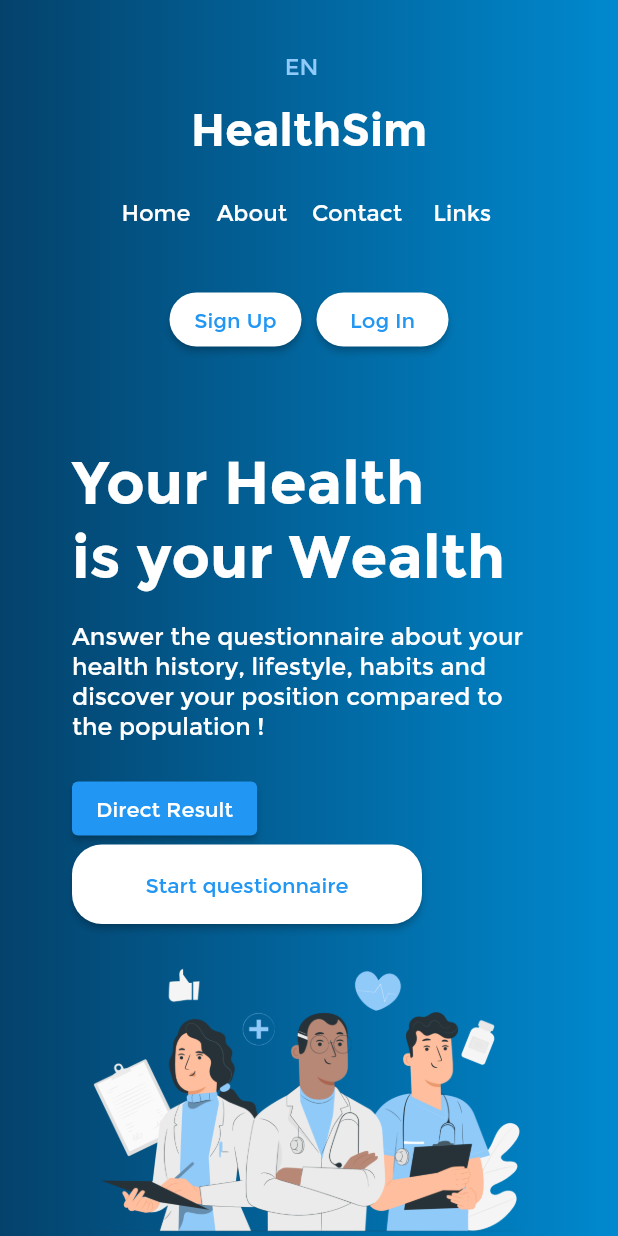
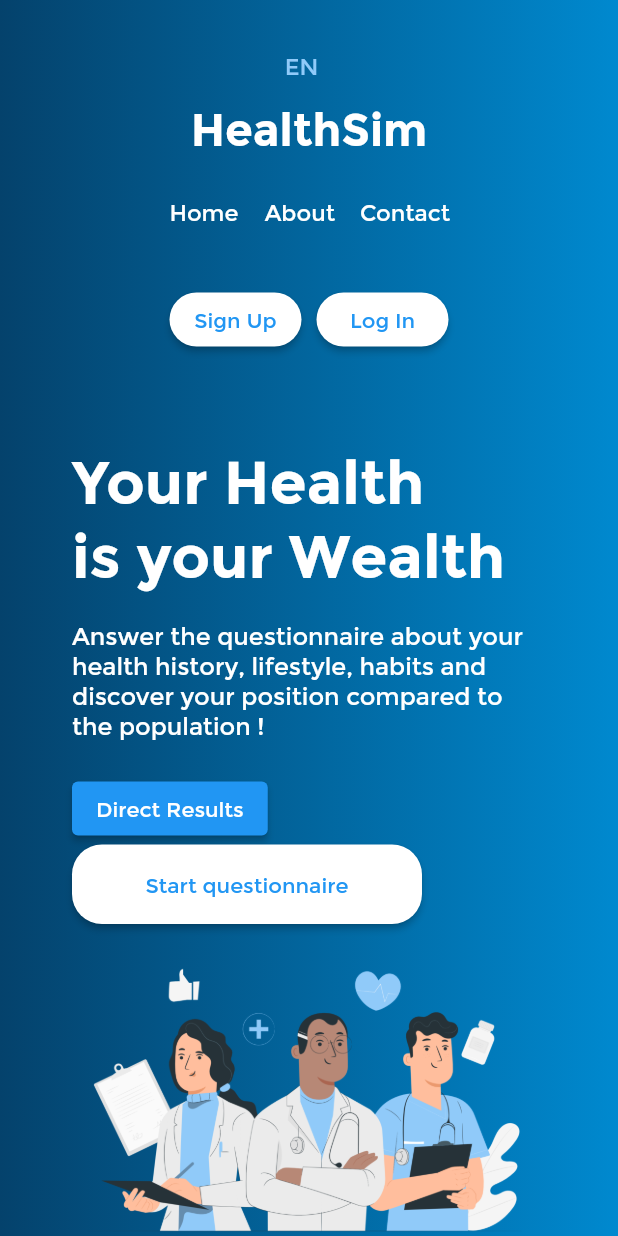
Before and after one commit to ndevanthery/HealthSim, a Flutter app: the screen it shows after launch, after a tap on "Home", on a phone screen of 412 x 824 dp. Run offline on Flutter 3.47's test engine with Material 2 defaults, Android fonts, the phone set to English and light mode, and no system bars; our stand-ins replace cloud_firestore, csv, firebase_auth, firebase_core, firebase_messaging, flutter_bloc and 5 more; missing offline and left inert: survey_kit; accounts and stored records are empty; generated files the repository leaves out were written again; project files that could hold a hidden picture were left out.

Commit message:
Change in the text, translations, hard text

```diff
--- a/lib/bottomLandingPage.dart
+++ b/lib/bottomLandingPage.dart
@@ -29,11 +29,13 @@ class BottomColumns extends StatelessWidget {
                     ),
                   ],
                 ),
-                const Padding(
-                  padding: EdgeInsets.symmetric(vertical: 20.0),
+                Padding(
+                  padding: const EdgeInsets.symmetric(vertical: 20.0),
                   child: Text(
-                    "Describe what this feature does, and how it benefits your users.",
-                    style: TextStyle(fontSize: 10.0, color: Colors.white),
+                    AppLocalizations.of(context)
+                            ?.remplirquestionnairedescription ??
+                        '',
+                    style: const TextStyle(fontSize: 10.0, color: Colors.white),
                   ),
                 ),
               ]),
@@ -59,11 +61,11 @@ class BottomColumns extends StatelessWidget {
                     ),
                   ],
                 ),
-                const Padding(
-                  padding: EdgeInsets.symmetric(vertical: 20.0),
+                Padding(
+                  padding: const EdgeInsets.symmetric(vertical: 20.0),
                   child: Text(
-                    "Describe what this feature does, and how it benefits your users.",
-                    style: TextStyle(fontSize: 10.0, color: Colors.white),
+                    AppLocalizations.of(context)?.comparetoidescription ?? '',
+                    style: const TextStyle(fontSize: 10.0, color: Colors.white),
                   ),
                 ),
               ]),
@@ -90,11 +92,12 @@ class BottomColumns extends StatelessWidget {
                     ),
                   ],
                 ),
-                const Padding(
-                  padding: EdgeInsets.symmetric(vertical: 20.0),
+                Padding(
+                  padding: const EdgeInsets.symmetric(vertical: 20.0),
                   child: Text(
-                    "Describe what this feature does, and how it benefits your users.",
-                    style: TextStyle(fontSize: 10.0, color: Colors.white),
+                    AppLocalizations.of(context)?.simuleresultatsdescription ??
+                        '',
+                    style: const TextStyle(fontSize: 10.0, color: Colors.white),
                   ),
                 ),
               ]),
--- a/lib/l10n/app_en.arb
+++ b/lib/l10n/app_en.arb
@@ -36,12 +36,12 @@
     "answerpositive": "Yes",
     "answernegative": "No",
     "questionnairehighsysttitle": "Are you known to have high blood pressure?",
-    "questionnairesysttitle": "What is your blood pressure between 80 and 200 mmHg?",
+    "questionnairesysttitle": "What is your blood pressure between 80 and 200 mmHg? \nPress 'Next' if you don't know",
     "questionnairesysthint": "Enter your blood pressure",
     "questionnairehighcholtitle": "Are you known to have high cholesterol?",
-    "questionnairecholtitle": "What is your cholesterol level between 2.5 and 8 mmol/l?",
+    "questionnairecholtitle": "What is your cholesterol level between 2.5 and 8 mmol/l? \nPress 'Next' if you don't know",
     "questionnairecholhint": "Enter your cholesterol level",
-    "questionnairehdltitle": "What is your HDL level between 0.6 and 2.5 mmol/l?",
+    "questionnairehdltitle": "What is your HDL level between 0.6 and 2.5 mmol/l? \nPress 'Next' if you don't know",
     "questionnairehdlhint": "Enter your HDL level",
     "questionnairediabtitle": "Are you diabetic?",
     "questionnaireinftitle": "Have you ever had a heart attack?",
@@ -55,8 +55,8 @@
     "questionnairelastparttext": "Here is the last part",
     "questionnairelastparttextbutton": "Let's go !",
     "questionnairesmoketitle": "Have you ever smoked regularly once in your life?",
-    "questionnairealimtitle": "What are your eating habits?",
-    "questionnairealimtext": "0 = bad\n1 = small\n2 = some\n3 = good",
+    "questionnairealimtitle": "What are your dietary habits? (Fruits, vegetables, olive oil, nuts, fatty fish, little meat, cream, or processed meat)",
+    "questionnairealimtext": "0 = Never\n1 = Partially, occasionally\n2 = Partially, frequently\n3 = Totally, most of the time",
     "questionnairealimminvalue": "Bad",
     "questionnairealimmaxvalue": "Good",
     "questionnairesporttitle": "What are your sports habits?",
@@ -104,7 +104,7 @@
     "cancer": "CANCER",
     "resultsimulationinfo": "Simulators to the right: more favorable behavior",
     "resultsimulationweight": "Weight",
-    "resultprintbutton": "Print",
+    "resultprintbutton": "Print results",
     "answeralim0": "Never",
     "answeralim1": "Occasionally",
     "answeralim2": "Frequently",
@@ -129,10 +129,15 @@
     "questionnairesysterror" : "Enter a value between 80 and 200 !",
     "questionnairecholerror": "Enter a value between 2.5 and 8 mmol/l !",
     "questionnairehdlerror": "Enter a value between 0.6 and 2.5!",
-    "links":"links",
+    "links":"End the test",
     "printtimesmore" : " times more than the average population",
     "printtimesless": " times less than the average population",
-    "printtimesequal": "the same as the average population"
+    "printtimesequal": "the same as the average population",
+    "remplirquestionnairedescription": "Answer a few questions about your health and habits.",
+    "comparetoidescription": "Compare your results to the average of the population.",
+    "simuleresultatsdescription": "Simulate changes in your habits and see the results in real-time.",
+    "allerauxresultats": "Direct Results",
+    "retourauquestionnaire": "Back to Survey"
 
 
 }
--- a/lib/landingPage.dart
+++ b/lib/landingPage.dart
@@ -65,7 +65,7 @@ class _LandingPageState extends State<LandingPage> {
                           ),
                         ));
                   },
-                  child: Text("Direct Result")),
+                  child: Text(AppLocalizations.of(context)!.allerauxresultats)),
               MaterialButton(
                   color: Colors.white,
                   shape: const RoundedRectangleBorder(
--- a/lib/navbar/navBar.dart
+++ b/lib/navbar/navBar.dart
@@ -4,7 +4,6 @@ import 'package:flutter/material.dart';
 import 'package:healthsim/about.dart';
 import 'package:healthsim/authentification/welcome.dart';
 import 'package:healthsim/home.dart';
-import 'package:healthsim/linksPage.dart';
 import '../authentification/login.dart';
 import '../authentification/register.dart';
 import 'package:flutter_gen/gen_l10n/app_localizations.dart';
@@ -302,23 +301,6 @@ class _MobileNavBarState extends State<MobileNavBar> {
                         },
                         child: Text(AppLocalizations.of(context)!.contact),
                       ),
-                      TextButton(
-                        style: TextButton.styleFrom(
-                          foregroundColor: Colors.white,
-                          textStyle: const TextStyle(
-                              fontSize: 15,
-                              color: Colors.white,
-                              fontFamily: "Montserrat"),
-                        ),
-                        onPressed: () {
-                          Navigator.push(
-                              context,
-                              MaterialPageRoute(
-                                builder: (context) => Links(),
-                              ));
-                        },
-                        child: Text("Links"),
-                      ),
                     ],
                   ),
                 )
```
Also changed, not shown: lib/l10n/app_fr.arb (+31 -14 lines), lib/result/result.dart (+10 -4 lines), missingTranslations.txt (+9 -1 lines).
